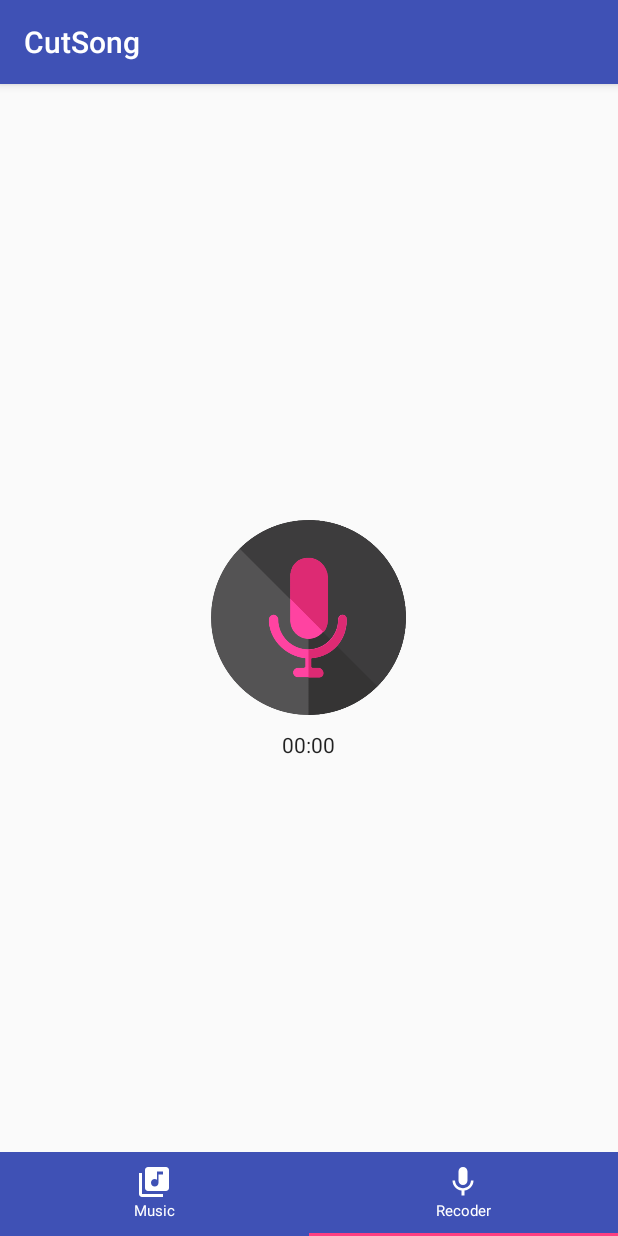
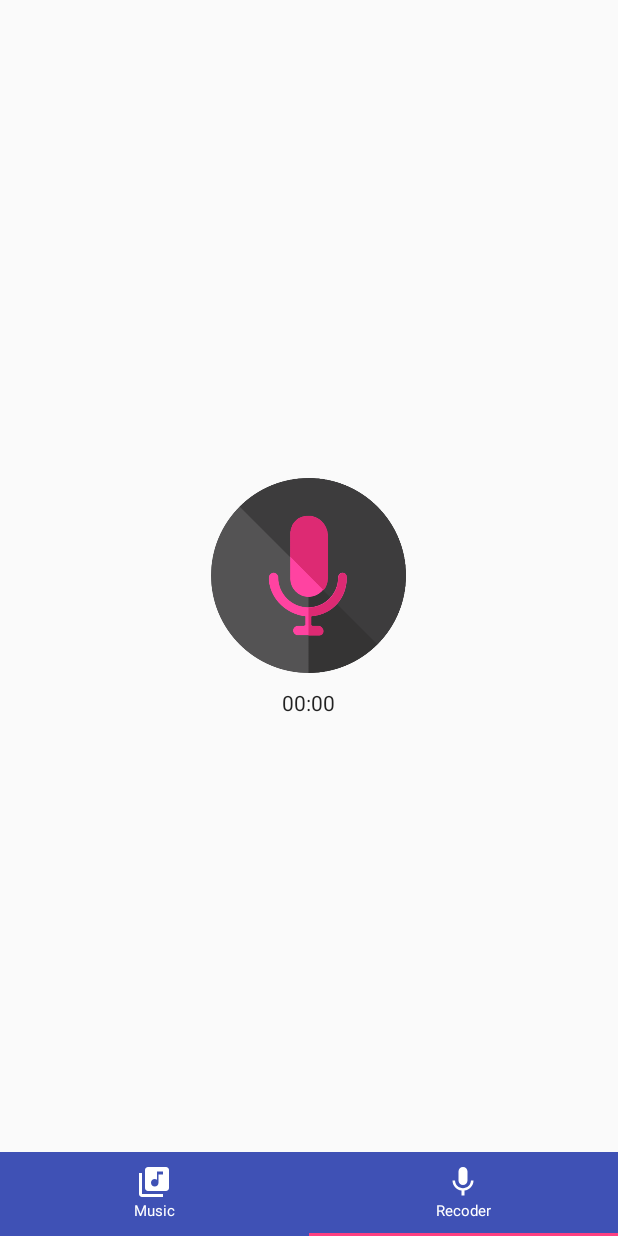
Before and after one commit to amitiwary999/CutSong, an Android app: the screen it shows after launch (MainActivity), item 2 of the bottom bar chosen, on a phone screen of 412 x 824 dp. Run offline under Robolectric (Android 15) with nearby library versions, the phone set to English and light mode, and no system bars; libraries missing offline, so code that uses them is left out: com.crashlytics.android, com.nostra13.universalimageloader, io.fabric.sdk; 3 statements that could not run were skipped.

Commit message:
handling onstop case and improving ui

```diff
--- a/app/src/main/AndroidManifest.xml
+++ b/app/src/main/AndroidManifest.xml
@@ -14,7 +14,7 @@
         android:label="@string/app_name"
         android:roundIcon="@mipmap/ic_launcher_round"
         android:supportsRtl="true"
-        android:theme="@style/AppTheme"
+        android:theme="@style/AppTheme.NoActionBar"
         tools:replace="android:icon">
         <activity android:name=".Activity.MainActivity">
             <intent-filter>
--- /dev/null
+++ b/app/src/main/res/values-v21/styles.xml
@@ -0,0 +1,10 @@
+<?xml version="1.0" encoding="utf-8"?>
+<resources>
+    <style name="AppTheme.NoActionBar">
+        <item name="android:windowDrawsSystemBarBackgrounds">true</item>
+        <item name="android:statusBarColor">@color/colorPrimaryDark</item>
+        <item name="windowActionBar">false</item>
+        <item name="windowNoTitle">true</item>
+        <item name="android:windowTranslucentStatus">false</item>
+    </style>
+</resources>
--- a/app/src/main/res/values/styles.xml
+++ b/app/src/main/res/values/styles.xml
@@ -8,4 +8,9 @@
         <item name="colorAccent">@color/colorAccent</item>
     </style>
 
+    <style name="AppTheme.NoActionBar">
+        <item name="windowActionBar">false</item>
+        <item name="windowNoTitle">true</item>
+    </style>
+
 </resources>
```
Also changed, not shown: app/src/main/java/com/example/meeera/cutsong/Activity/SongCutActivity.kt (+12 -18 lines), app/src/main/res/layout/activity_songcut.xml (+0 -7 lines).
